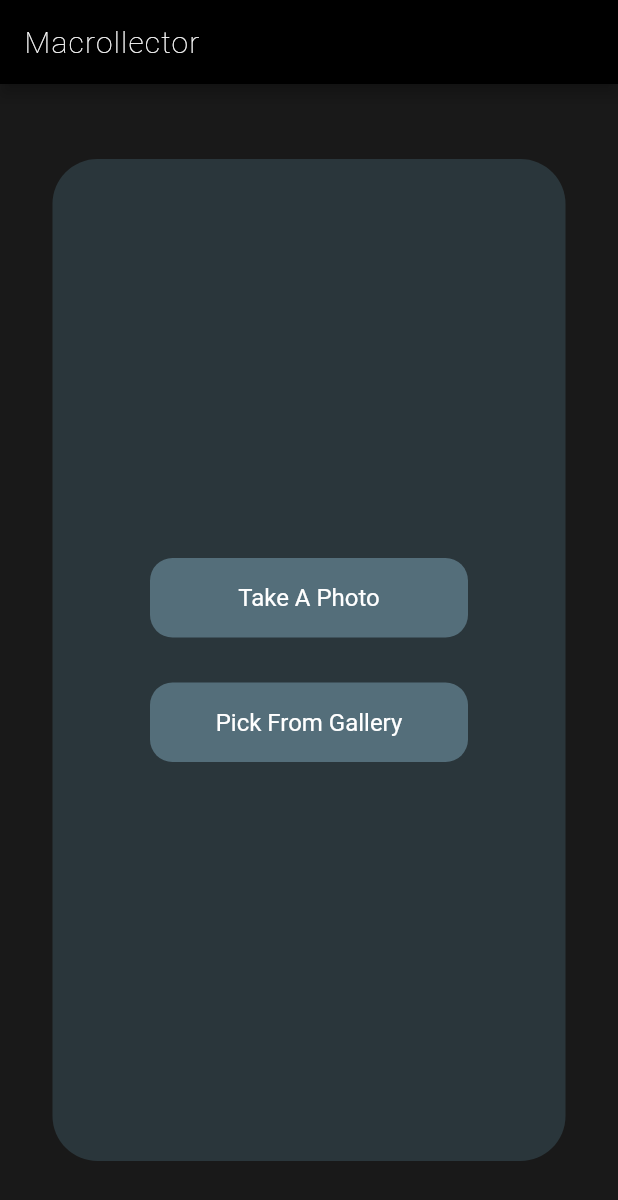
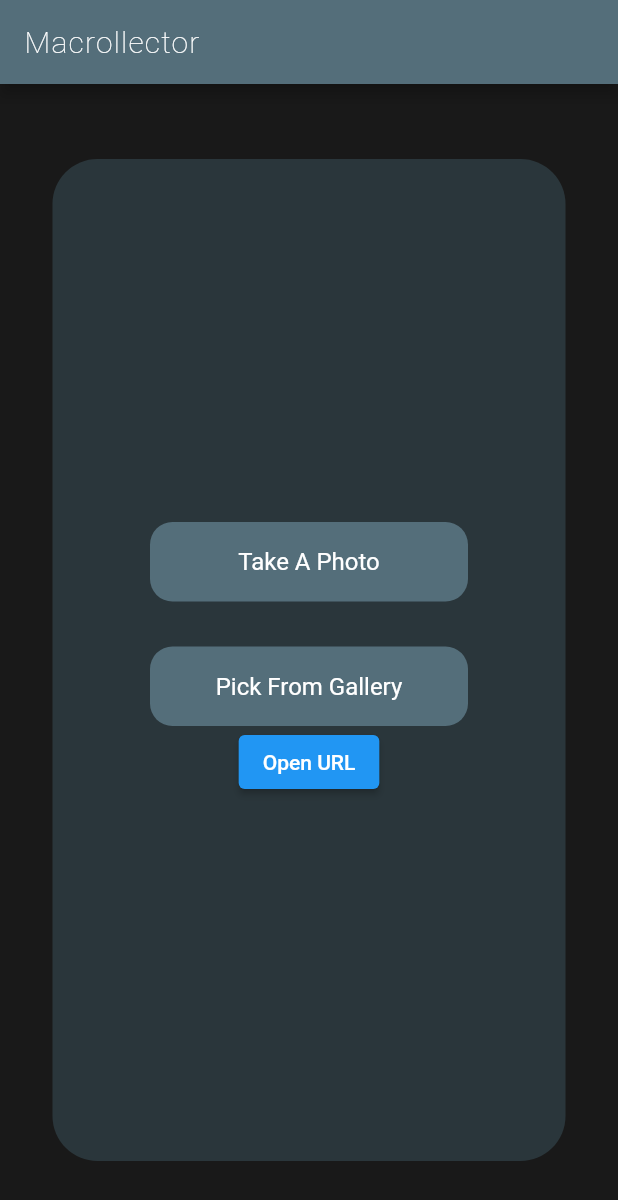
Before and after one commit to evanb5/macrollector, a Flutter app: the screen it shows after launch, on a phone screen of 412 x 824 dp. Shown: the top 1200 px of the screen. Run offline on Flutter 3.47's test engine with Material 2 defaults, Android fonts, the light colour scheme and no system bars; our stand-ins replace camera, image_picker; missing offline and left inert: google_ml_kit, tflite.

Commit message:
no message

```diff
--- a/lib/home.dart
+++ b/lib/home.dart
@@ -2,6 +2,9 @@ import 'dart:io';
 import 'package:flutter/material.dart';
 import 'package:tflite/tflite.dart';
 import 'package:image_picker/image_picker.dart';
+import 'package:url_launcher/url_launcher.dart';
+
+final Uri _url = Uri.parse('https://team-project.dt653058.repl.co/');
 
 class Home extends StatefulWidget {
   @override
@@ -71,7 +74,7 @@ class _HomeState extends State<Home> {
   Widget build(BuildContext context) {
     return Scaffold(
         appBar: AppBar(
-        backgroundColor: Colors.black,
+          backgroundColor: Colors.blueGrey[600],
           title: const Text(
             'Macrollector',
             style: TextStyle(
@@ -122,7 +125,7 @@ class _HomeState extends State<Home> {
                                         style: TextStyle(
                                             color: Colors.white,
                                             fontSize: 18,
-                                          fontWeight: FontWeight.w400),
+                                            fontWeight: FontWeight.w500),
                                       )
                                     : Container(),
                                 Divider(
@@ -142,8 +145,8 @@ class _HomeState extends State<Home> {
                         child: Container(
                           width: MediaQuery.of(context).size.width - 200,
                           alignment: Alignment.center,
-                        padding:
-                            EdgeInsets.symmetric(horizontal: 24, vertical: 17),
+                          padding: EdgeInsets.symmetric(
+                              horizontal: 24, vertical: 17),
                           decoration: BoxDecoration(
                               color: Colors.blueGrey[600],
                               borderRadius: BorderRadius.circular(15)),
@@ -161,8 +164,8 @@ class _HomeState extends State<Home> {
                         child: Container(
                           width: MediaQuery.of(context).size.width - 200,
                           alignment: Alignment.center,
-                        padding:
-                            EdgeInsets.symmetric(horizontal: 24, vertical: 17),
+                          padding: EdgeInsets.symmetric(
+                              horizontal: 24, vertical: 17),
                           decoration: BoxDecoration(
                               color: Colors.blueGrey[600],
                               borderRadius: BorderRadius.circular(15)),
@@ -172,13 +175,20 @@ class _HomeState extends State<Home> {
                           ),
                         ),
                       ),
+                      ElevatedButton(
+                        child: const Text('Open URL'),
+                        onPressed: _launchUrl,
+                      )
                     ],
                   ),
                 ),
               ],
             ),
           ),
-      ),
-    );
+        ));
+  }
+
+  void _launchUrl() async {
+    if (!await launchUrl(_url)) throw 'Could not launch $_url';
   }
 }
--- a/pubspec.yaml
+++ b/pubspec.yaml
@@ -39,6 +39,7 @@ dependencies:
   camera: ^0.9.4+17
   path_provider: ^2.0.9
   google_ml_kit: ^0.7.3
+  url_launcher: ^6.1.2
 
 dev_dependencies:
   flutter_test:
```
Also changed, not shown: pubspec.lock, 1 other file. Lines whose indentation alone changed are shown as unchanged.
